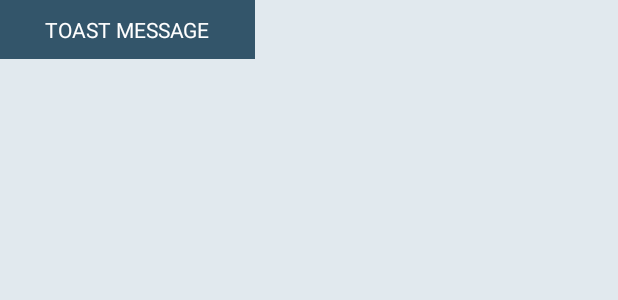
After one commit to SignalHouse/Android-dear, an Android app: the layout dear_toast.xml on its own in the app's theme, with its tools: preview values and no code run, on a phone screen of 412 x 824 dp. The commit adds this screen. Shown: the top 300 px of the screen. Run offline under Robolectric (Android 15) with nearby library versions, the phone set to English and light mode, and no system bars.

Commit message:
custom toast added

```diff
--- a/app/src/main/java/nexters/com/dear/activity/WriteActivity.java
+++ b/app/src/main/java/nexters/com/dear/activity/WriteActivity.java
@@ -91,6 +91,7 @@ public class WriteActivity extends AppCompatActivity {
         txtTitle.setText("Write");
         txtComplete.setVisibility(View.GONE);
         btnBase.setVisibility(View.VISIBLE);
+        btnBase.setImageResource(R.drawable.img_send);
     }
 
     @OnClick(R.id.tool_bar_base_go_back)
--- a/app/src/main/java/nexters/com/dear/util/DearDialog.java
+++ b/app/src/main/java/nexters/com/dear/util/DearDialog.java
@@ -6,9 +6,6 @@ import android.graphics.Color;
 import android.graphics.drawable.ColorDrawable;
 import android.os.Bundle;
 import android.support.annotation.NonNull;
-import android.support.annotation.Nullable;
-import android.view.KeyboardShortcutGroup;
-import android.view.Menu;
 import android.view.View;
 import android.view.Window;
 import android.widget.Button;
@@ -50,7 +47,7 @@ public class DearDialog extends Dialog{
         super.onCreate(savedInstanceState);
         requestWindowFeature(Window.FEATURE_NO_TITLE);
         getWindow().setBackgroundDrawable(new ColorDrawable(Color.TRANSPARENT));
-        setContentView(R.layout.dialog_dear);
+        setContentView(R.layout.dear_dialog);
         ButterKnife.bind(this);
 
         txtTitle.setText(title);
--- /dev/null
+++ b/app/src/main/res/layout/dear_toast.xml
@@ -0,0 +1,18 @@
+<?xml version="1.0" encoding="utf-8"?>
+<LinearLayout
+    xmlns:android="http://schemas.android.com/apk/res/android" android:layout_width="wrap_content"
+    android:layout_height="wrap_content"
+    android:background="@color/colorPrimaryDark">
+
+    <TextView
+        android:layout_marginTop="10dp"
+        android:layout_marginLeft="@dimen/margin_side_long"
+        android:layout_marginRight="@dimen/margin_side_long"
+        android:layout_marginBottom="10dp"
+        android:id="@+id/toast_message"
+        android:layout_width="wrap_content"
+        android:layout_height="wrap_content"
+        android:text="TOAST MESSAGE"
+        android:textColor="#ffffff"
+        />
+</LinearLayout>
```
Also changed, not shown: app/src/main/java/nexters/com/dear/activity/LostActivity.java (+10 -0 lines), app/src/main/java/nexters/com/dear/util/DearToast.java (added, +39 -0 lines), app/src/main/res/layout/dear_dialog.xml (renamed from app/src/main/res/layout/dialog_dear.xml).
